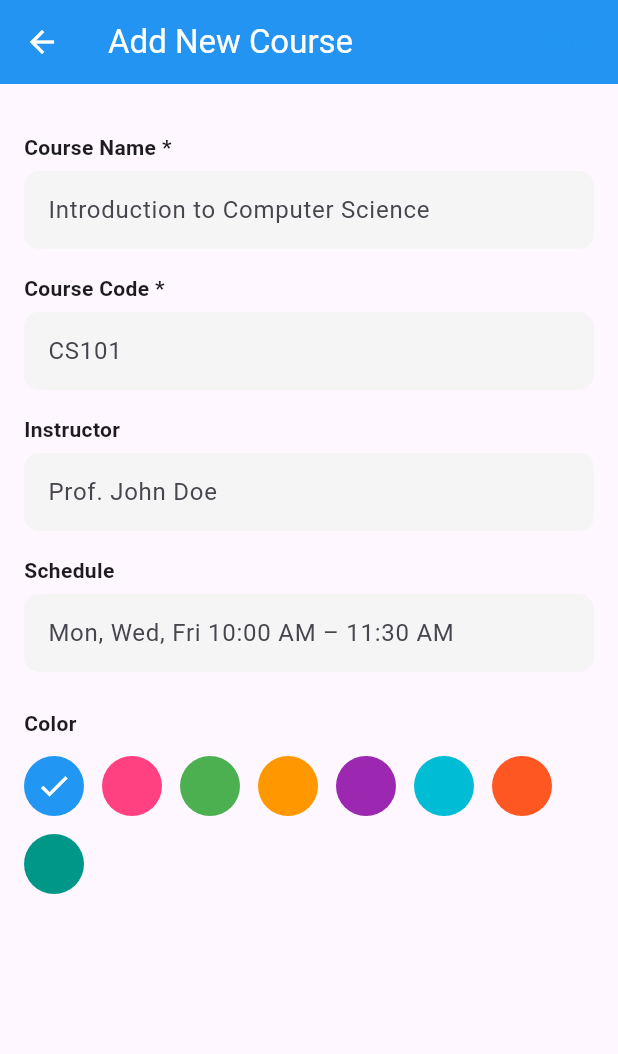
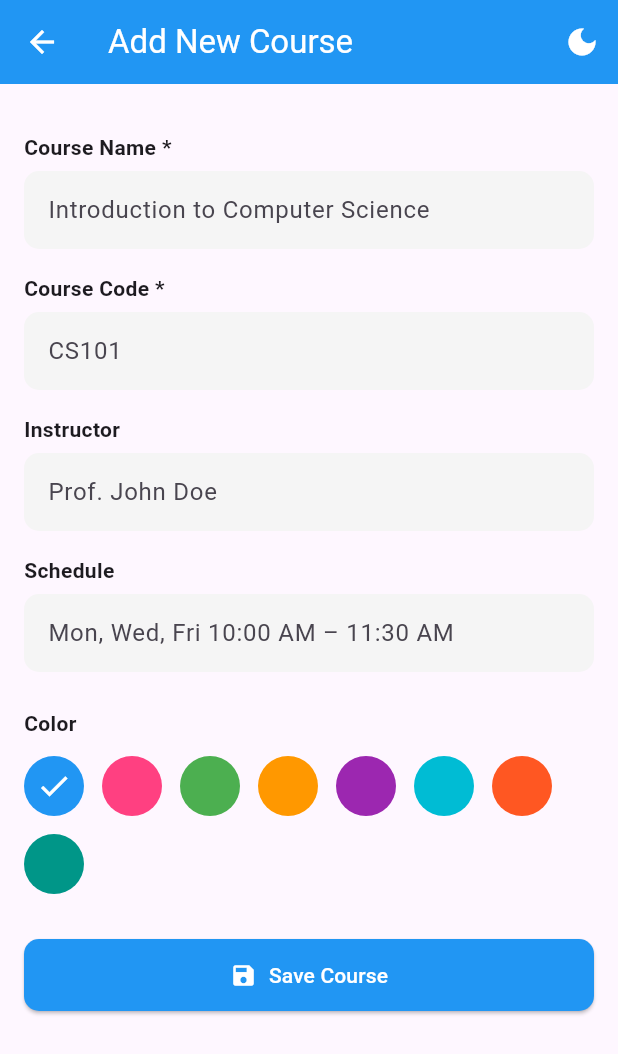
Before and after one commit to hscdexolusion/coursecompanion, a Flutter app: the AddCoursePage screen opened directly, on a phone screen of 412 x 824 dp. Shown: the top 1054 px of the screen. Run offline on Flutter 3.47's test engine with Material 3 defaults, Android fonts, the phone set to English and light mode, and no system bars.

Commit message:
added the light and dark mode to all the screens

```diff
--- /dev/null
+++ b/lib/models/course_model.dart
@@ -0,0 +1,15 @@
+class Course {
+  final String name;
+  final String code;
+  final String instructor;
+  final String schedule;
+  final int colorIndex;
+
+  Course({
+    required this.name,
+    required this.code,
+    required this.instructor,
+    required this.schedule,
+    required this.colorIndex,
+  });
+}
--- /dev/null
+++ b/lib/providers/course_provider.dart
@@ -0,0 +1,13 @@
+import 'package:flutter/material.dart';
+import 'package:coursecompanion/models/course_model.dart';
+
+class CourseProvider with ChangeNotifier {
+  final List<Course> _courses = [];
+
+  List<Course> get courses => _courses;
+
+  void addCourse(Course course) {
+    _courses.add(course);
+    notifyListeners();
+  }
+}
--- a/lib/views/pages/add_course_sreen.dart
+++ b/lib/views/pages/add_course_sreen.dart
@@ -1,6 +1,6 @@
+import 'package:coursecompanion/views/widgets/custom_app_bar.dart';
 import 'package:flutter/material.dart';
-
-void main() => runApp(MaterialApp(home: AddCoursePage()));
+ // Import your custom app bar
 
 class AddCoursePage extends StatefulWidget {
   const AddCoursePage({super.key});
@@ -31,24 +31,7 @@ class _AddCoursePageState extends State<AddCoursePage> {
   @override
   Widget build(BuildContext context) {
     return Scaffold(
-      appBar: AppBar(
-        leading: IconButton(
-          icon: Icon(Icons.arrow_back),
-          onPressed: () => Navigator.pop(context),
-        ),
-        title: Text('Add New Course'),
-        actions: [
-          TextButton(
-            onPressed: () {
-              // Handle Save action
-            },
-            child: Text('Save', style: TextStyle(color: Colors.blue)),
-          ),
-        ],
-        backgroundColor: Colors.blue,
-        foregroundColor: Colors.white,
-        elevation: 0.5,
-      ),
+      appBar: CustomAppBar(title: "Add New Course", showBackButton: true,),
       body: Padding(
         padding: const EdgeInsets.all(16.0),
         child: ListView(
@@ -76,6 +59,22 @@ class _AddCoursePageState extends State<AddCoursePage> {
                 );
               }),
             ),
+            const SizedBox(height: 30),
+            ElevatedButton.icon(
+              onPressed: () {
+                // Handle save logic here
+              },
+              icon: Icon(Icons.save),
+              label: Text("Save Course"),
+              style: ElevatedButton.styleFrom(
+                padding: EdgeInsets.symmetric(vertical: 14),
+                backgroundColor: Colors.blue,
+                foregroundColor: Colors.white,
+                shape: RoundedRectangleBorder(
+                  borderRadius: BorderRadius.circular(10),
+                ),
+              ),
+            )
           ],
         ),
       ),
--- a/lib/views/pages/courses_screen.dart
+++ b/lib/views/pages/courses_screen.dart
@@ -16,7 +16,7 @@ class CoursesScreen extends StatelessWidget {
   Widget build(BuildContext context) {
     final themeProvider = Provider.of<ThemeProvider>(context);
     return Scaffold(
-      appBar:CustomAppBar(title: 'Courses'),
+      appBar:CustomAppBar(title: 'Courses', showBackButton:true),
       body: const EmptyState(
         icon: Icons.menu_book,
         message: "You haven't added any courses yet.\nTap the + button to add your first course.",
--- a/lib/views/pages/onboarding_screen.dart
+++ b/lib/views/pages/onboarding_screen.dart
@@ -17,7 +17,7 @@ class OnboardingScreen extends StatelessWidget {
        final themeProvider = Provider.of<ThemeProvider>(context);
     final isDark = themeProvider.isDarkMode;
     return Scaffold(
-      appBar: CustomAppBar(title: 'Onboarding Screen'),
+      appBar: CustomAppBar(title: 'Onboarding Screen', showBackButton:false),
       body: Padding(
         padding: const EdgeInsets.all(16.0),
         child: Column(
--- a/lib/views/widgets/custom_app_bar.dart
+++ b/lib/views/widgets/custom_app_bar.dart
@@ -4,18 +4,31 @@ import 'package:coursecompanion/views/theme/theme_provider.dart';
 
 class CustomAppBar extends StatelessWidget implements PreferredSizeWidget {
   final String title;
-  const CustomAppBar({super.key, required this.title});
+  final bool showBackButton;
+
+  const CustomAppBar({
+    super.key,
+    required this.title,
+    this.showBackButton = false,
+  });
 
   @override
   Widget build(BuildContext context) {
     final themeProvider = Provider.of<ThemeProvider>(context);
 
     return AppBar(
+      automaticallyImplyLeading: false,
+      leading: showBackButton
+          ? IconButton(
+              icon: const Icon(Icons.arrow_back),
+              onPressed: () => Navigator.pop(context),
+            )
+          : null,
       title: Text(title),
       actions: [
         IconButton(
           icon: Icon(
-            themeProvider.isDarkMode ? Icons.dark_mode : Icons.light_mode,
+            themeProvider.isDarkMode ? Icons.light_mode : Icons.dark_mode,
           ),
           onPressed: () {
             themeProvider.toggleTheme();
@@ -23,6 +36,7 @@ class CustomAppBar extends StatelessWidget implements PreferredSizeWidget {
         ),
       ],
       backgroundColor: Colors.blue,
+      foregroundColor: Colors.white,
     );
   }
 
```
Also changed, not shown: lib/views/pages/add_deadline_screen.dart (+14 -17 lines), lib/views/pages/add_note_screen.dart (+19 -14 lines), lib/views/pages/deadlines_screen.dart (+28 -12 lines), lib/views/pages/notes_screen.dart (+2 -6 lines), lib/views/pages/settings_screen.dart (+2 -6 lines).
